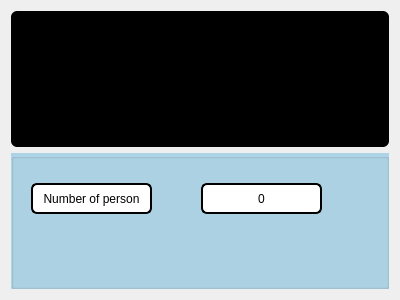
Qt form resources/ui/widget_image.ui (huyquang-bka/datn_hoang) before a commit.
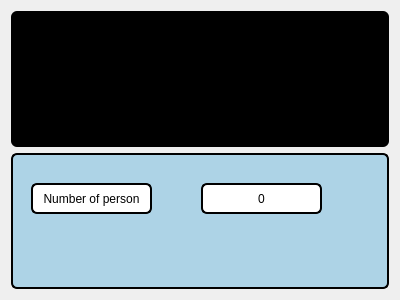
The same form after that commit.

What changed in the file:
```diff
--- a/resources/ui/widget_image.ui
+++ b/resources/ui/widget_image.ui
@@ -23,7 +23,9 @@
       </size>
      </property>
      <property name="styleSheet">
-      <string notr="true">background-color: rgb(173, 211,230);</string>
+      <string notr="true">background-color: rgb(173, 211,230);
+border: 2px solid black;
+border-radius: 6px</string>
      </property>
      <property name="title">
       <string/>
```
